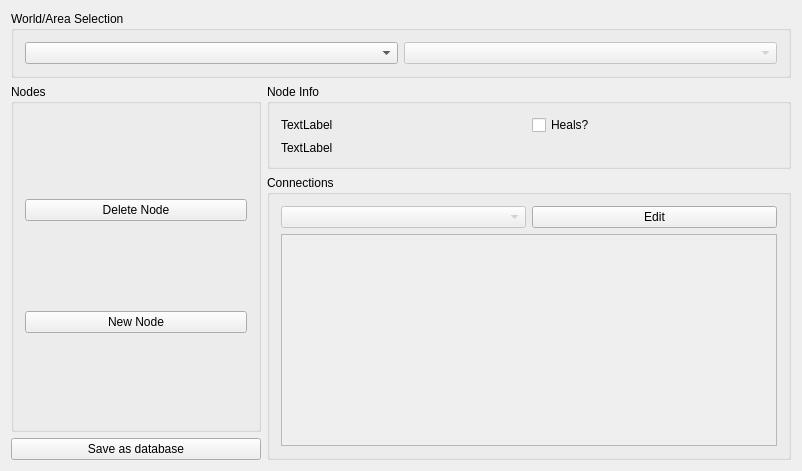
The window that randovania/gui/ui_files/data_editor.ui (randovania/randovania) describes before a commit, drawn with Qt 5.
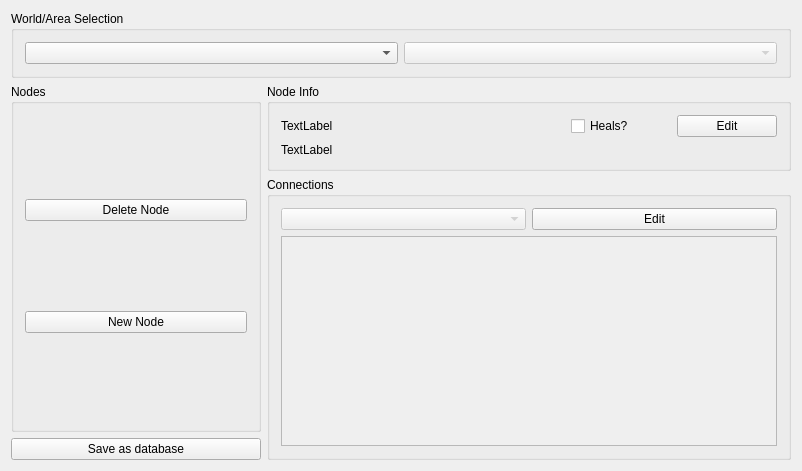
The same window after the commit.

Diff of the .ui file:
```diff
--- a/randovania/gui/ui_files/data_editor.ui
+++ b/randovania/gui/ui_files/data_editor.ui
@@ -94,7 +94,7 @@
             <x>0</x>
             <y>0</y>
             <width>502</width>
-            <height>226</height>
+            <height>224</height>
            </rect>
           </property>
          </widget>
@@ -140,13 +140,6 @@
        <string>Node Info</string>
       </property>
       <layout class="QGridLayout" name="gridLayout_4">
-       <item row="0" column="1">
-        <widget class="QCheckBox" name="node_heals_check">
-         <property name="text">
-          <string>Heals?</string>
-         </property>
-        </widget>
-       </item>
        <item row="0" column="0">
         <widget class="QLabel" name="node_name_label">
          <property name="text">
@@ -154,13 +147,39 @@
          </property>
         </widget>
        </item>
-       <item row="1" column="0" colspan="2">
+       <item row="1" column="0" colspan="3">
         <widget class="QLabel" name="node_details_label">
          <property name="text">
           <string>TextLabel</string>
          </property>
         </widget>
        </item>
+       <item row="0" column="1">
+        <widget class="QCheckBox" name="node_heals_check">
+         <property name="maximumSize">
+          <size>
+           <width>100</width>
+           <height>16777215</height>
+          </size>
+         </property>
+         <property name="text">
+          <string>Heals?</string>
+         </property>
+        </widget>
+       </item>
+       <item row="0" column="2">
+        <widget class="QPushButton" name="node_edit_button">
+         <property name="maximumSize">
+          <size>
+           <width>100</width>
+           <height>16777215</height>
+          </size>
+         </property>
+         <property name="text">
+          <string>Edit</string>
+         </property>
+        </widget>
+       </item>
       </layout>
      </widget>
     </item>
```
